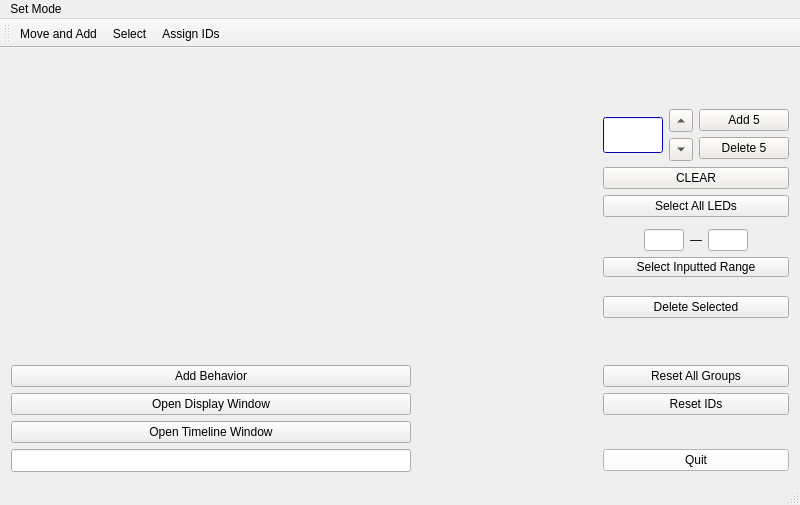
Qt form GUI_Code/BlockTrial/mainwindow.ui (sonderswag/Modular-LED-HRI-) before a commit.
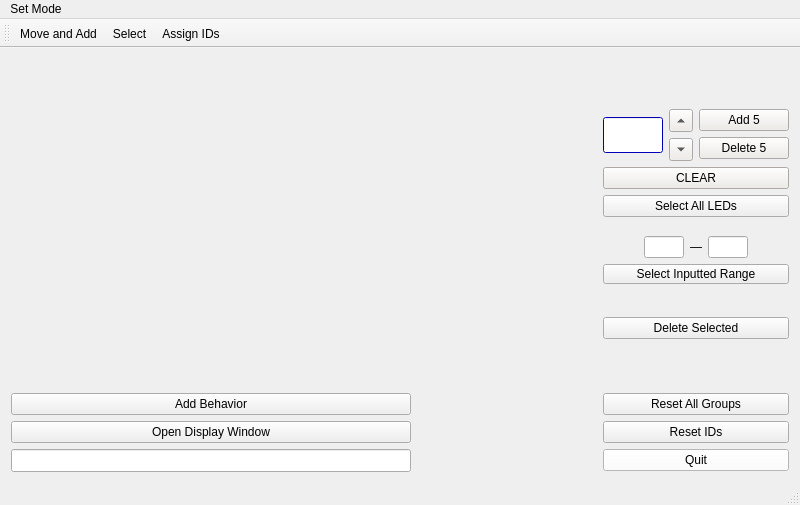
The same form after that commit. Icons and pictures are not drawn.

```diff
--- a/GUI_Code/BlockTrial/mainwindow.ui
+++ b/GUI_Code/BlockTrial/mainwindow.ui
@@ -3285,18 +3285,18 @@
       </property>
      </spacer>
     </item>
-    <item row="14" column="0">
-     <widget class="QPushButton" name="timelineWindowButton">
-      <property name="text">
-       <string>Open Timeline Window</string>
+    <item row="1" column="0">
+     <spacer name="horizontalSpacer">
+      <property name="orientation">
+       <enum>Qt::Horizontal</enum>
       </property>
-      <property name="checkable">
-       <bool>true</bool>
+      <property name="sizeHint" stdset="0">
+       <size>
+        <width>40</width>
+        <height>20</height>
+       </size>
       </property>
-      <property name="checked">
-       <bool>false</bool>
-      </property>
-     </widget>
+     </spacer>
     </item>
    </layout>
   </widget>
```
Left out of the diff: 19 changed lines with no effect on the pictures.
